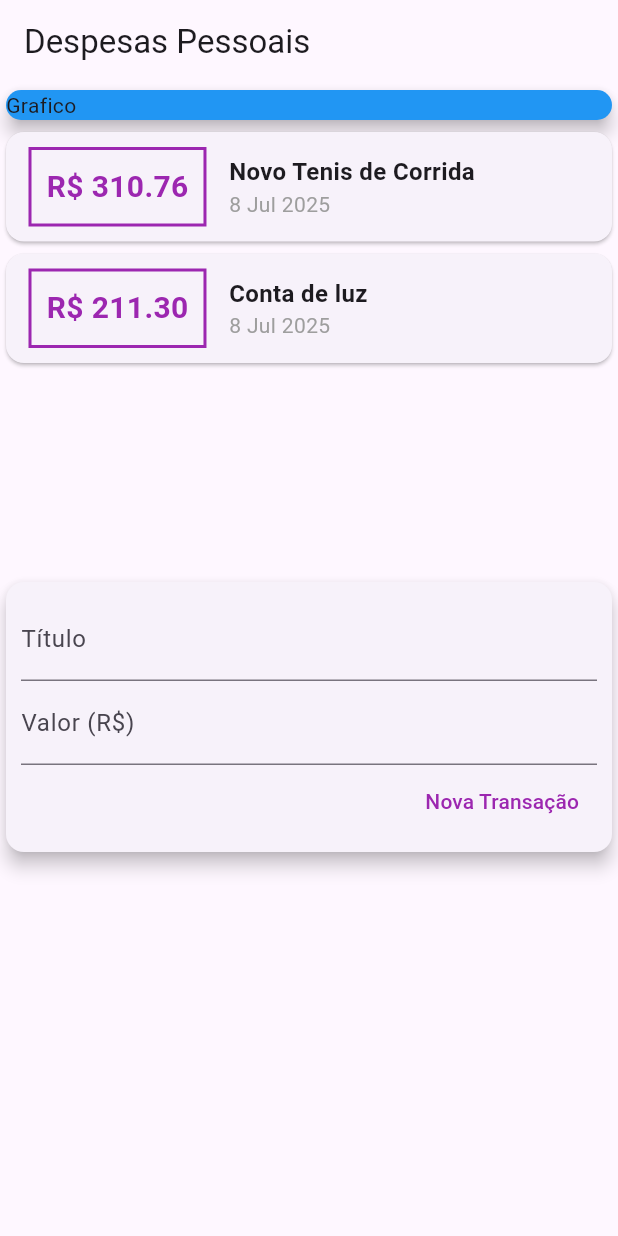
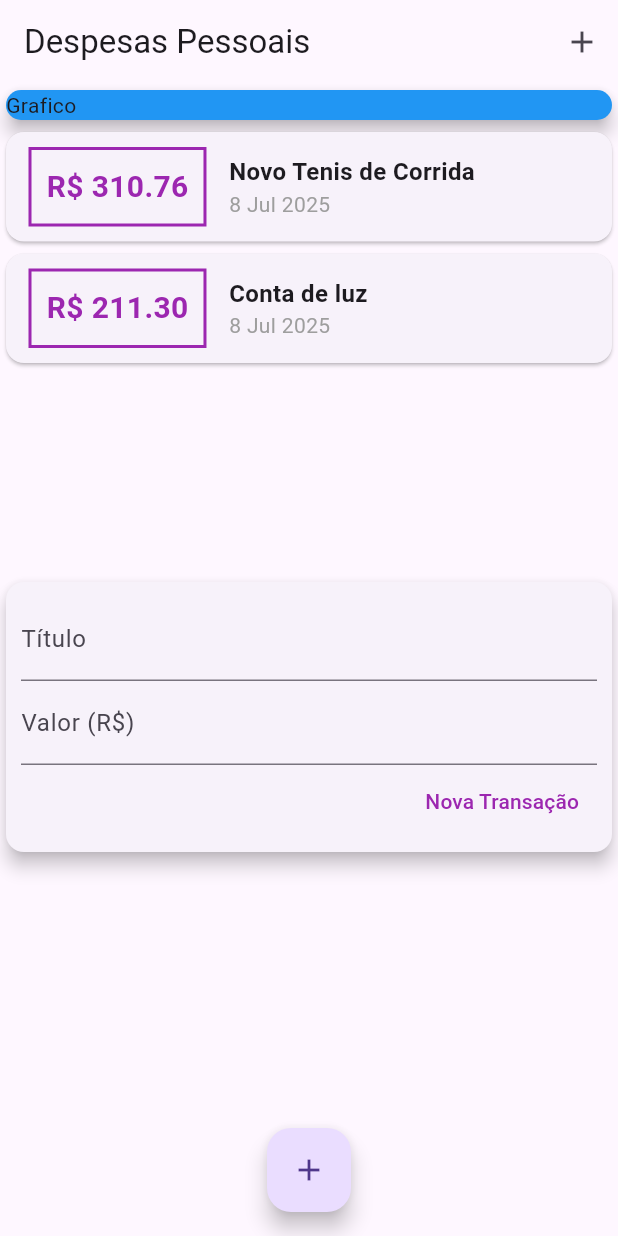
Before and after one commit to Vinicius-Rodriguess/expenses_flutter, a Flutter app: the screen it shows after launch, on a phone screen of 412 x 824 dp. Run offline on Flutter 3.47's test engine with Material 3 defaults, Android fonts, the phone set to English and light mode, and no system bars.

Commit message:
:sparkles: feat: Adicionado buttons para incluir Transactions

```diff
--- a/lib/main.dart
+++ b/lib/main.dart
@@ -11,10 +11,14 @@ class ExpensesApp extends StatelessWidget {
 }
 
 class MyHomePage extends StatelessWidget {
+
   @override
   Widget build(BuildContext context) {
     return Scaffold(
-      appBar: AppBar(title: Text('Despesas Pessoais')),
+      appBar: AppBar(
+        title: Text('Despesas Pessoais'),
+        actions: [IconButton(icon: Icon(Icons.add), onPressed: () {})],
+      ),
       body: SingleChildScrollView(
         child: Column(
           crossAxisAlignment: CrossAxisAlignment.stretch,
@@ -31,6 +35,11 @@ class MyHomePage extends StatelessWidget {
           ],
         ),
       ),
+      floatingActionButton: FloatingActionButton(
+        child: Icon(Icons.add),
+        onPressed: () {},
+      ),
+      floatingActionButtonLocation: FloatingActionButtonLocation.centerFloat,
     );
   }
 }
```
